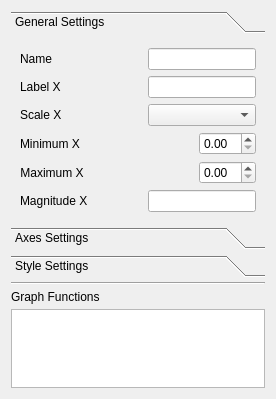
grupo-tc-volcan/plot-tool, file plot_tool/designer/plotter_visor/plotter_visor_ui.ui: the form before one commit.
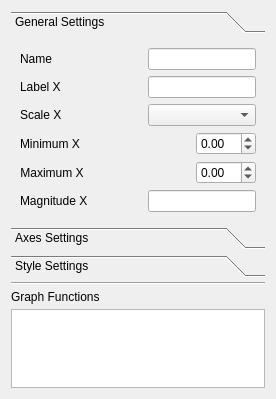
The form after the commit.

```diff
--- a/plot_tool/designer/plotter_visor/plotter_visor_ui.ui
+++ b/plot_tool/designer/plotter_visor/plotter_visor_ui.ui
@@ -102,6 +102,12 @@
              <height>16777215</height>
             </size>
            </property>
+           <property name="minimum">
+            <double>-10000000.000000000000000</double>
+           </property>
+           <property name="maximum">
+            <double>10000000.000000000000000</double>
+           </property>
           </widget>
          </item>
          <item row="2" column="0" alignment="Qt::AlignLeft">
@@ -135,6 +141,12 @@
              <height>16777215</height>
             </size>
            </property>
+           <property name="minimum">
+            <double>-10000000.000000000000000</double>
+           </property>
+           <property name="maximum">
+            <double>10000000.000000000000000</double>
+           </property>
           </widget>
          </item>
          <item row="5" column="1">
```
Left out of the diff: 9 changed lines with no effect on the pictures.
